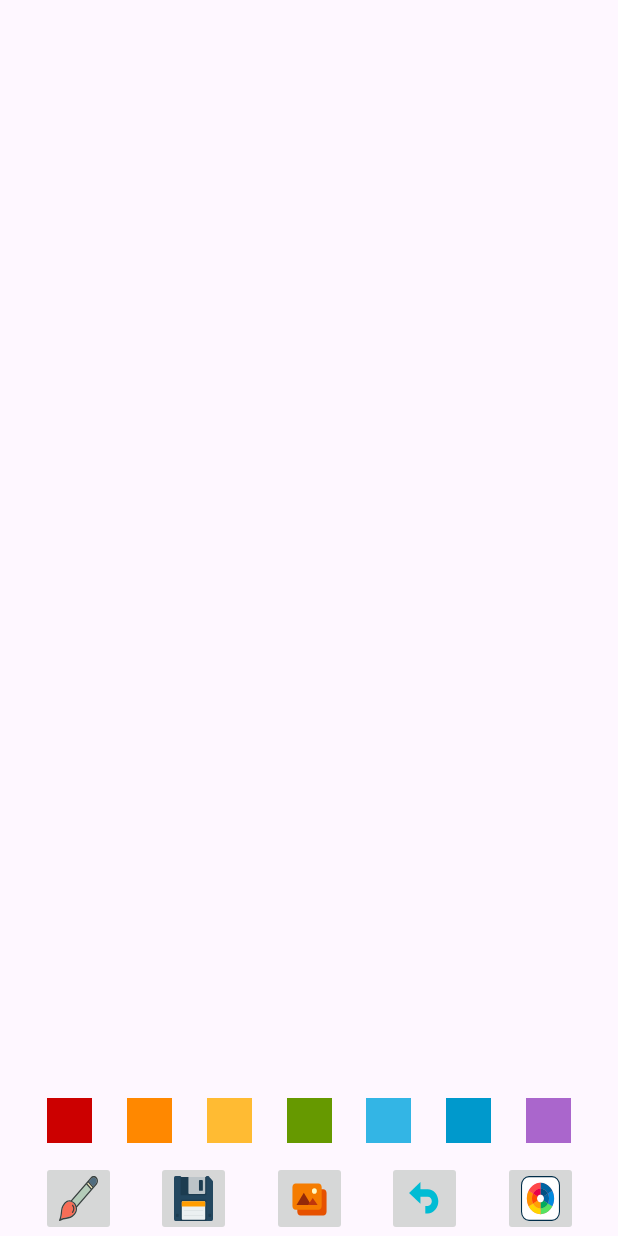
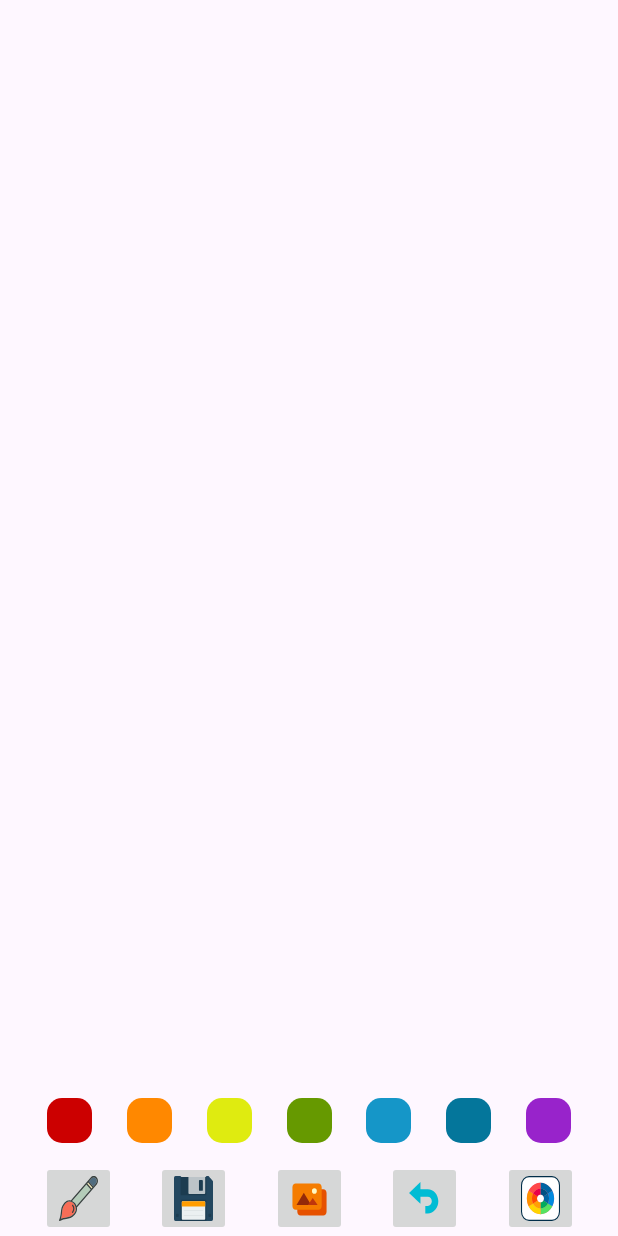
Before and after one commit to UTMarckus/DrawingApp, an Android app: the screen it shows after launch (MainActivity), on a phone screen of 412 x 824 dp. Run offline under Robolectric (Android 15) with nearby library versions, the phone set to English and light mode, and no system bars.

Commit message:
feat: add bg for color buttons

```diff
--- /dev/null
+++ b/app/src/main/res/drawable/blue_dark_bg.xml
@@ -0,0 +1,25 @@
+<?xml version="1.0" encoding="utf-8"?>
+<selector xmlns:android="http://schemas.android.com/apk/res/android">
+
+    <item android:state_focused="true" android:state_pressed="true">
+        <shape android:shape="rectangle">
+            <solid android:color="@android:color/holo_blue_dark"/>
+            <corners android:radius="10dp"/>
+        </shape>
+    </item>
+
+    <item android:state_focused="false" android:state_pressed="true">
+        <shape android:shape="rectangle">
+            <solid android:color="#04769B"/>
+            <corners android:radius="10dp"/>
+        </shape>
+    </item>
+
+    <item android:state_focused="false" android:state_pressed="false">
+        <shape android:shape="rectangle">
+            <solid android:color="#04769B"/>
+            <corners android:radius="10dp"/>
+        </shape>
+    </item>
+
+</selector>
--- /dev/null
+++ b/app/src/main/res/drawable/blue_light_bg.xml
@@ -0,0 +1,25 @@
+<?xml version="1.0" encoding="utf-8"?>
+<selector xmlns:android="http://schemas.android.com/apk/res/android">
+
+    <item android:state_focused="true" android:state_pressed="true">
+        <shape android:shape="rectangle">
+            <solid android:color="@android:color/holo_blue_light"/>
+            <corners android:radius="10dp"/>
+        </shape>
+    </item>
+
+    <item android:state_focused="false" android:state_pressed="true">
+        <shape android:shape="rectangle">
+            <solid android:color="#1596C8"/>
+            <corners android:radius="10dp"/>
+        </shape>
+    </item>
+
+    <item android:state_focused="false" android:state_pressed="false">
+        <shape android:shape="rectangle">
+            <solid android:color="#1596C8"/>
+            <corners android:radius="10dp"/>
+        </shape>
+    </item>
+
+</selector>
--- /dev/null
+++ b/app/src/main/res/drawable/green_bg.xml
@@ -0,0 +1,25 @@
+<?xml version="1.0" encoding="utf-8"?>
+<selector xmlns:android="http://schemas.android.com/apk/res/android">
+
+    <item android:state_focused="true" android:state_pressed="true">
+        <shape android:shape="rectangle">
+            <solid android:color="@android:color/holo_green_light"/>
+            <corners android:radius="10dp"/>
+        </shape>
+    </item>
+
+    <item android:state_focused="false" android:state_pressed="true">
+        <shape android:shape="rectangle">
+            <solid android:color="@android:color/holo_green_dark"/>
+            <corners android:radius="10dp"/>
+        </shape>
+    </item>
+
+    <item android:state_focused="false" android:state_pressed="false">
+        <shape android:shape="rectangle">
+            <solid android:color="@android:color/holo_green_dark"/>
+            <corners android:radius="10dp"/>
+        </shape>
+    </item>
+
+</selector>
--- /dev/null
+++ b/app/src/main/res/drawable/orange_bg.xml
@@ -0,0 +1,25 @@
+<?xml version="1.0" encoding="utf-8"?>
+<selector xmlns:android="http://schemas.android.com/apk/res/android">
+
+    <item android:state_focused="true" android:state_pressed="true">
+        <shape android:shape="rectangle">
+            <solid android:color="@android:color/holo_orange_light"/>
+            <corners android:radius="10dp"/>
+        </shape>
+    </item>
+
+    <item android:state_focused="false" android:state_pressed="true">
+        <shape android:shape="rectangle">
+            <solid android:color="@android:color/holo_orange_dark"/>
+            <corners android:radius="10dp"/>
+        </shape>
+    </item>
+
+    <item android:state_focused="false" android:state_pressed="false">
+        <shape android:shape="rectangle">
+            <solid android:color="@android:color/holo_orange_dark"/>
+            <corners android:radius="10dp"/>
+        </shape>
+    </item>
+
+</selector>
--- /dev/null
+++ b/app/src/main/res/drawable/purple_bg.xml
@@ -0,0 +1,25 @@
+<?xml version="1.0" encoding="utf-8"?>
+<selector xmlns:android="http://schemas.android.com/apk/res/android">
+
+    <item android:state_focused="true" android:state_pressed="true">
+        <shape android:shape="rectangle">
+            <solid android:color="@android:color/holo_purple"/>
+            <corners android:radius="10dp"/>
+        </shape>
+    </item>
+
+    <item android:state_focused="false" android:state_pressed="true">
+        <shape android:shape="rectangle">
+            <solid android:color="#9823CB"/>
+            <corners android:radius="10dp"/>
+        </shape>
+    </item>
+
+    <item android:state_focused="false" android:state_pressed="false">
+        <shape android:shape="rectangle">
+            <solid android:color="#9823CB"/>
+            <corners android:radius="10dp"/>
+        </shape>
+    </item>
+
+</selector>
--- /dev/null
+++ b/app/src/main/res/drawable/red_bg.xml
@@ -0,0 +1,25 @@
+<?xml version="1.0" encoding="utf-8"?>
+<selector xmlns:android="http://schemas.android.com/apk/res/android">
+
+    <item android:state_focused="true" android:state_pressed="true">
+        <shape android:shape="rectangle">
+            <solid android:color="@android:color/holo_red_light"/>
+            <corners android:radius="10dp"/>
+        </shape>
+    </item>
+
+    <item android:state_focused="false" android:state_pressed="true">
+        <shape android:shape="rectangle">
+            <solid android:color="@android:color/holo_red_dark"/>
+            <corners android:radius="10dp"/>
+        </shape>
+    </item>
+
+    <item android:state_focused="false" android:state_pressed="false">
+        <shape android:shape="rectangle">
+            <solid android:color="@android:color/holo_red_dark"/>
+            <corners android:radius="10dp"/>
+        </shape>
+    </item>
+
+</selector>
--- /dev/null
+++ b/app/src/main/res/drawable/yellow_bg.xml
@@ -0,0 +1,25 @@
+<?xml version="1.0" encoding="utf-8"?>
+<selector xmlns:android="http://schemas.android.com/apk/res/android">
+
+    <item android:state_focused="true" android:state_pressed="true">
+        <shape android:shape="rectangle">
+            <solid android:color="#F8FF37"/>
+            <corners android:radius="10dp"/>
+        </shape>
+    </item>
+
+    <item android:state_focused="false" android:state_pressed="true">
+        <shape android:shape="rectangle">
+            <solid android:color="#DFEB10"/>
+            <corners android:radius="10dp"/>
+        </shape>
+    </item>
+
+    <item android:state_focused="false" android:state_pressed="false">
+        <shape android:shape="rectangle">
+            <solid android:color="#DFEB10"/>
+            <corners android:radius="10dp"/>
+        </shape>
+    </item>
+
+</selector>
--- a/app/src/main/res/layout/activity_main.xml
+++ b/app/src/main/res/layout/activity_main.xml
@@ -33,7 +33,8 @@
             app:layout_constraintStart_toStartOf="parent"
             app:layout_constraintEnd_toStartOf="@id/orange_button"
             app:layout_constraintBottom_toBottomOf="parent"
-            android:background="@android:color/holo_red_dark"/>
+            android:background="@drawable/red_bg"
+            android:contentDescription="@string/color_red"/>
 
         <ImageButton
             android:id="@+id/orange_button"
@@ -43,7 +44,8 @@
             app:layout_constraintStart_toEndOf="@id/red_button"
             app:layout_constraintEnd_toStartOf="@id/yellow_button"
             app:layout_constraintBottom_toBottomOf="parent"
-            android:background="@android:color/holo_orange_dark"/>
+            android:background="@drawable/orange_bg"
+            android:contentDescription="@string/color_orange"/>
 
         <ImageButton
             android:id="@+id/yellow_button"
@@ -53,7 +55,8 @@
             app:layout_constraintStart_toEndOf="@id/orange_button"
             app:layout_constraintEnd_toStartOf="@id/green_button"
             app:layout_constraintBottom_toBottomOf="parent"
-            android:background="@android:color/holo_orange_light"/>
+            android:background="@drawable/yellow_bg"
+            android:contentDescription="@string/color_yellow"/>
 
         <ImageButton
             android:id="@+id/green_button"
@@ -63,7 +66,8 @@
             app:layout_constraintStart_toEndOf="@id/yellow_button"
             app:layout_constraintEnd_toStartOf="@id/blue_light_button"
             app:layout_constraintBottom_toBottomOf="parent"
-            android:background="@android:color/holo_green_dark"/>
+            android:background="@drawable/green_bg"
+            android:contentDescription="@string/color_green"/>
 
         <ImageButton
             android:id="@+id/blue_light_button"
@@ -73,7 +77,8 @@
             app:layout_constraintStart_toEndOf="@id/green_button"
             app:layout_constraintEnd_toStartOf="@id/blue_dark_button"
             app:layout_constraintBottom_toBottomOf="parent"
-            android:background="@android:color/holo_blue_light"/>
+            android:background="@drawable/blue_light_bg"
+            android:contentDescription="@string/color_blue_light"/>
 
         <ImageButton
             android:id="@+id/blue_dark_button"
@@ -83,7 +88,8 @@
             app:layout_constraintStart_toEndOf="@id/blue_light_button"
             app:layout_constraintEnd_toStartOf="@id/purple_button"
             app:layout_constraintBottom_toBottomOf="parent"
-            android:background="@android:color/holo_blue_dark"/>
+            android:background="@drawable/blue_dark_bg"
+            android:contentDescription="@string/color_blue_dark"/>
 
         <ImageButton
             android:id="@+id/purple_button"
@@ -93,7 +99,8 @@
             app:layout_constraintStart_toEndOf="@id/blue_dark_button"
             app:layout_constraintEnd_toEndOf="parent"
             app:layout_constraintBottom_toBottomOf="parent"
-            android:background="@android:color/holo_purple"/>
+            android:background="@drawable/purple_bg"
+            android:contentDescription="@string/color_purple"/>
 
     </androidx.constraintlayout.widget.ConstraintLayout>
 
--- a/app/src/main/res/values/strings.xml
+++ b/app/src/main/res/values/strings.xml
@@ -1,3 +1,10 @@
 <resources>
     <string name="app_name">DrawingApp</string>
+    <string name="color_red">Color red</string>
+    <string name="color_orange">Color orange</string>
+    <string name="color_yellow">Color yellow</string>
+    <string name="color_green">Color green</string>
+    <string name="color_blue_light">Color blue light</string>
+    <string name="color_blue_dark">Color blue dark</string>
+    <string name="color_purple">Color purple</string>
 </resources>
```
